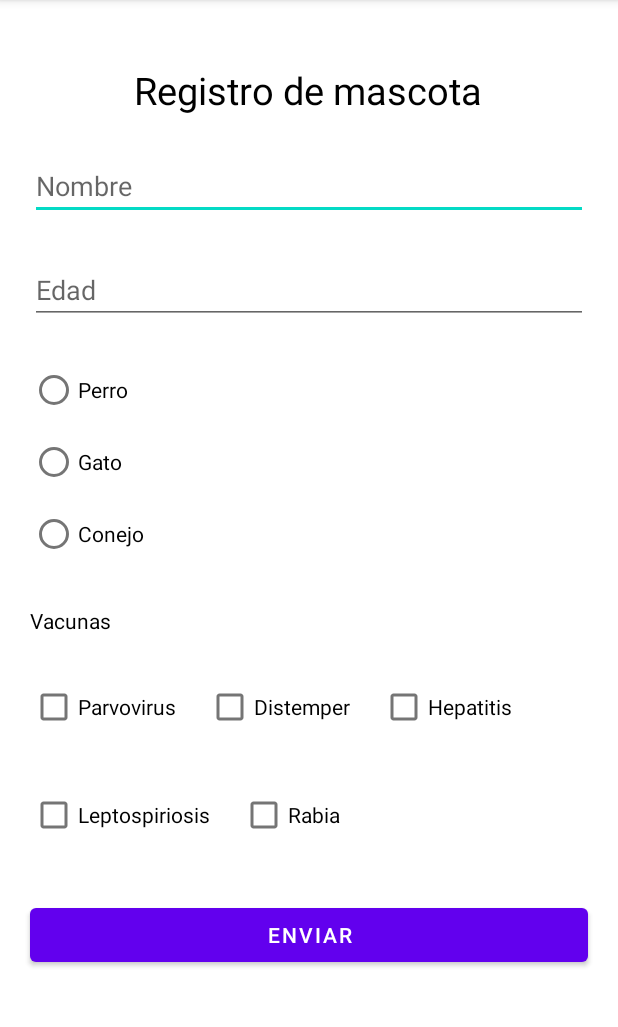
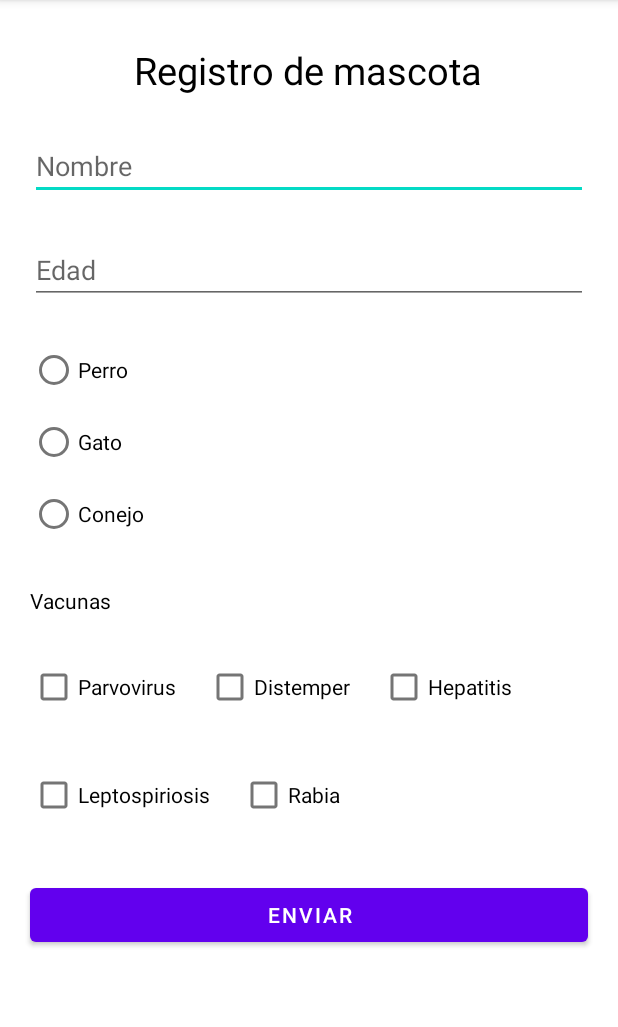
Before and after one commit to jreategui07/lab03-formulario-mascota, an Android app: the screen it shows after launch (MainActivity), on a phone screen of 412 x 824 dp, the part 84-1111 px from its top. Run offline under Robolectric (Android 15) with nearby library versions, the phone set to English and light mode, and no system bars.

Commit message:
Renaming components ids

```diff
--- a/app/src/main/res/layout/activity_main.xml
+++ b/app/src/main/res/layout/activity_main.xml
@@ -7,7 +7,7 @@
     tools:context=".MainActivity">
 
     <TextView
-        android:id="@+id/textView2"
+        android:id="@+id/tvTitle"
         android:layout_width="wrap_content"
         android:layout_height="wrap_content"
         android:text="Registro de mascota"
@@ -18,10 +18,10 @@
         app:layout_constraintHorizontal_bias="0.497"
         app:layout_constraintStart_toStartOf="parent"
         app:layout_constraintTop_toTopOf="parent"
-        app:layout_constraintVertical_bias="0.058" />
+        app:layout_constraintVertical_bias="0.04" />
 
     <EditText
-        android:id="@+id/editTextTextPersonName"
+        android:id="@+id/edtName"
         android:layout_width="match_parent"
         android:layout_height="wrap_content"
         android:layout_marginHorizontal="20dp"
@@ -32,10 +32,10 @@
         app:layout_constraintEnd_toEndOf="parent"
         app:layout_constraintHorizontal_bias="0.502"
         app:layout_constraintStart_toStartOf="parent"
-        app:layout_constraintTop_toBottomOf="@+id/textView2" />
+        app:layout_constraintTop_toBottomOf="@+id/tvTitle" />
 
     <EditText
-        android:id="@+id/editTextTextPersonName2"
+        android:id="@+id/edtAge"
         android:layout_width="match_parent"
         android:layout_height="wrap_content"
         android:layout_marginHorizontal="20dp"
@@ -46,7 +46,7 @@
         app:layout_constraintEnd_toEndOf="parent"
         app:layout_constraintHorizontal_bias="0.497"
         app:layout_constraintStart_toStartOf="parent"
-        app:layout_constraintTop_toBottomOf="@+id/editTextTextPersonName" />
+        app:layout_constraintTop_toBottomOf="@+id/edtName" />
 
     <RadioGroup
         android:id="@+id/radioGroup"
@@ -58,80 +58,80 @@
         app:layout_constraintEnd_toEndOf="parent"
         app:layout_constraintHorizontal_bias="0.5"
         app:layout_constraintStart_toStartOf="parent"
-        app:layout_constraintTop_toBottomOf="@+id/editTextTextPersonName2">
+        app:layout_constraintTop_toBottomOf="@+id/edtAge">
 
         <RadioButton
-            android:id="@+id/radioButton"
+            android:id="@+id/rbDog"
             android:layout_width="match_parent"
             android:layout_height="wrap_content"
             android:text="Perro" />
 
         <RadioButton
-            android:id="@+id/radioButton2"
+            android:id="@+id/rbCat"
             android:layout_width="match_parent"
             android:layout_height="wrap_content"
             android:text="Gato" />
 
         <RadioButton
-            android:id="@+id/radioButton3"
+            android:id="@+id/rbRabbit"
             android:layout_width="match_parent"
             android:layout_height="wrap_content"
             android:text="Conejo" />
     </RadioGroup>
 
     <CheckBox
-        android:id="@+id/checkBox"
+        android:id="@+id/chkParvovirus"
         android:layout_width="wrap_content"
         android:layout_height="wrap_content"
         android:layout_marginStart="20dp"
         android:layout_marginTop="24dp"
         android:text="Parvovirus"
         app:layout_constraintStart_toStartOf="parent"
-        app:layout_constraintTop_toBottomOf="@+id/textView" />
+        app:layout_constraintTop_toBottomOf="@+id/tvVaccine" />
 
     <CheckBox
-        android:id="@+id/checkBox2"
+        android:id="@+id/chkDistemper"
         android:layout_width="wrap_content"
         android:layout_height="wrap_content"
         android:layout_marginStart="20dp"
         android:text="Distemper"
-        app:layout_constraintStart_toEndOf="@+id/checkBox"
-        app:layout_constraintTop_toTopOf="@+id/checkBox" />
+        app:layout_constraintStart_toEndOf="@+id/chkParvovirus"
+        app:layout_constraintTop_toTopOf="@+id/chkParvovirus" />
 
     <CheckBox
-        android:id="@+id/checkBox3"
+        android:id="@+id/chkHepatitis"
         android:layout_width="wrap_content"
         android:layout_height="wrap_content"
         android:layout_marginStart="20dp"
         android:text="Hepatitis"
-        app:layout_constraintBottom_toBottomOf="@+id/checkBox2"
-        app:layout_constraintStart_toEndOf="@+id/checkBox2"
-        app:layout_constraintTop_toTopOf="@+id/checkBox2"
+        app:layout_constraintBottom_toBottomOf="@+id/chkDistemper"
+        app:layout_constraintStart_toEndOf="@+id/chkDistemper"
+        app:layout_constraintTop_toTopOf="@+id/chkDistemper"
         app:layout_constraintVertical_bias="0.0" />
 
     <CheckBox
-        android:id="@+id/checkBox4"
+        android:id="@+id/chkLeptospiriosis"
         android:layout_width="wrap_content"
         android:layout_height="wrap_content"
         android:layout_marginStart="20dp"
         android:layout_marginTop="24dp"
         android:text="Leptospiriosis"
         app:layout_constraintStart_toStartOf="parent"
-        app:layout_constraintTop_toBottomOf="@+id/checkBox" />
+        app:layout_constraintTop_toBottomOf="@+id/chkParvovirus" />
 
     <CheckBox
-        android:id="@+id/checkBox5"
+        android:id="@+id/chkRabia"
         android:layout_width="wrap_content"
         android:layout_height="wrap_content"
         android:layout_marginStart="20dp"
         android:text="Rabia"
-        app:layout_constraintBottom_toBottomOf="@+id/checkBox4"
-        app:layout_constraintStart_toEndOf="@+id/checkBox4"
-        app:layout_constraintTop_toTopOf="@+id/checkBox4"
+        app:layout_constraintBottom_toBottomOf="@+id/chkLeptospiriosis"
+        app:layout_constraintStart_toEndOf="@+id/chkLeptospiriosis"
+        app:layout_constraintTop_toTopOf="@+id/chkLeptospiriosis"
         app:layout_constraintVertical_bias="0.0" />
 
     <TextView
-        android:id="@+id/textView"
+        android:id="@+id/tvVaccine"
         android:layout_width="wrap_content"
         android:layout_height="wrap_content"
         android:layout_marginStart="20dp"
@@ -143,13 +143,13 @@
         app:layout_constraintTop_toBottomOf="@+id/radioGroup" />
 
     <Button
-        android:id="@+id/button"
+        android:id="@+id/btnSend"
         android:layout_width="match_parent"
         android:layout_height="wrap_content"
         android:layout_marginHorizontal="20dp"
         android:layout_marginTop="32dp"
         android:text="Enviar"
-        app:layout_constraintTop_toBottomOf="@+id/checkBox5"
+        app:layout_constraintTop_toBottomOf="@+id/chkRabia"
         tools:layout_editor_absoluteX="20dp" />
 
 </androidx.constraintlayout.widget.ConstraintLayout>
```
